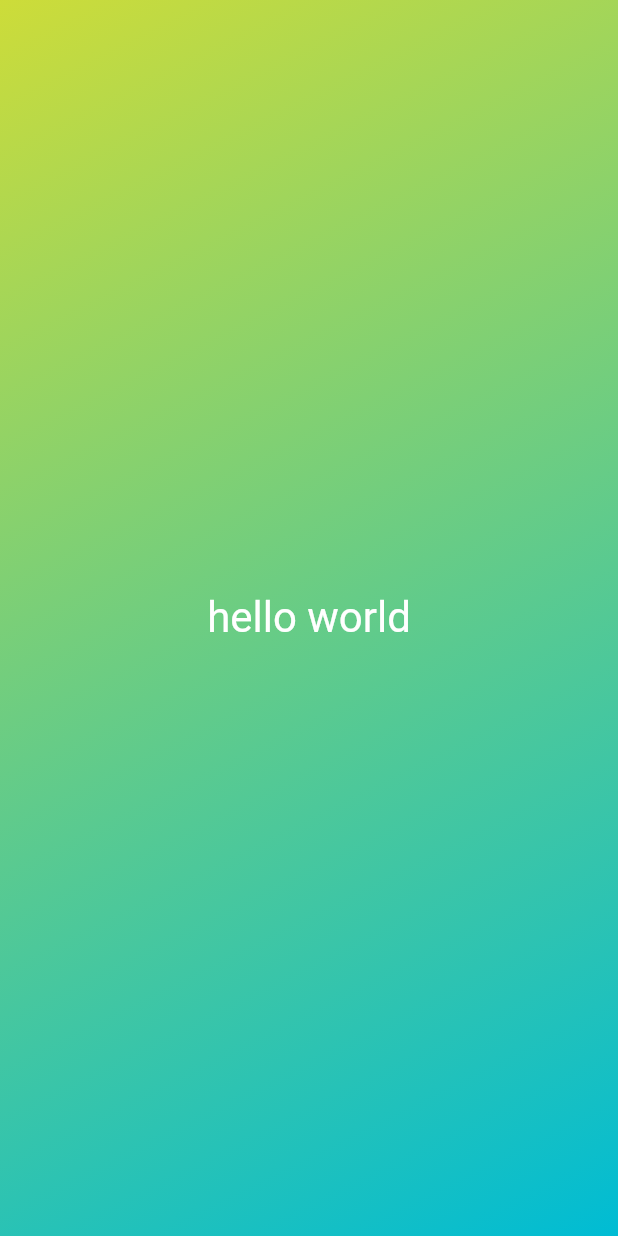
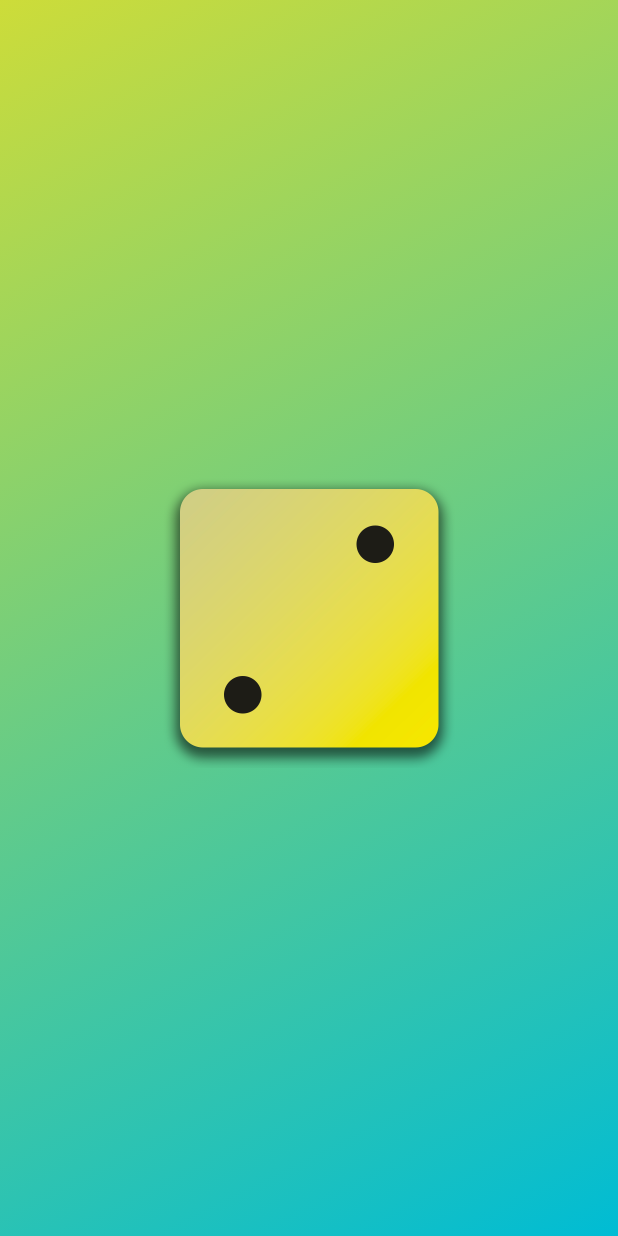
Before and after one commit to arjunk00/flutter_init, a Flutter app: the screen it shows after launch, on a phone screen of 412 x 824 dp. Run offline on Flutter 3.47's test engine with Material 2 defaults, Android fonts, the phone set to English and light mode, and no system bars.

Commit message:
add imaes and display them using image constructor function

```diff
--- a/lib/gradient_container.dart
+++ b/lib/gradient_container.dart
@@ -15,7 +15,7 @@ class GradientContainer extends StatelessWidget {
         ),
       ),
       child: Center(
-        child: StyledText('hello world'),
+        child: Image.asset('assets/images/dice-2.png', width: 200),
       ),
     );
   }
```
Also changed, not shown: pubspec.yaml (+7 -3 lines), assets/images/dice-1.png (added), assets/images/dice-2.png (added), assets/images/dice-3.png (added), assets/images/dice-4.png (added), assets/images/dice-5.png (added), assets/images/dice-6.png (added).
